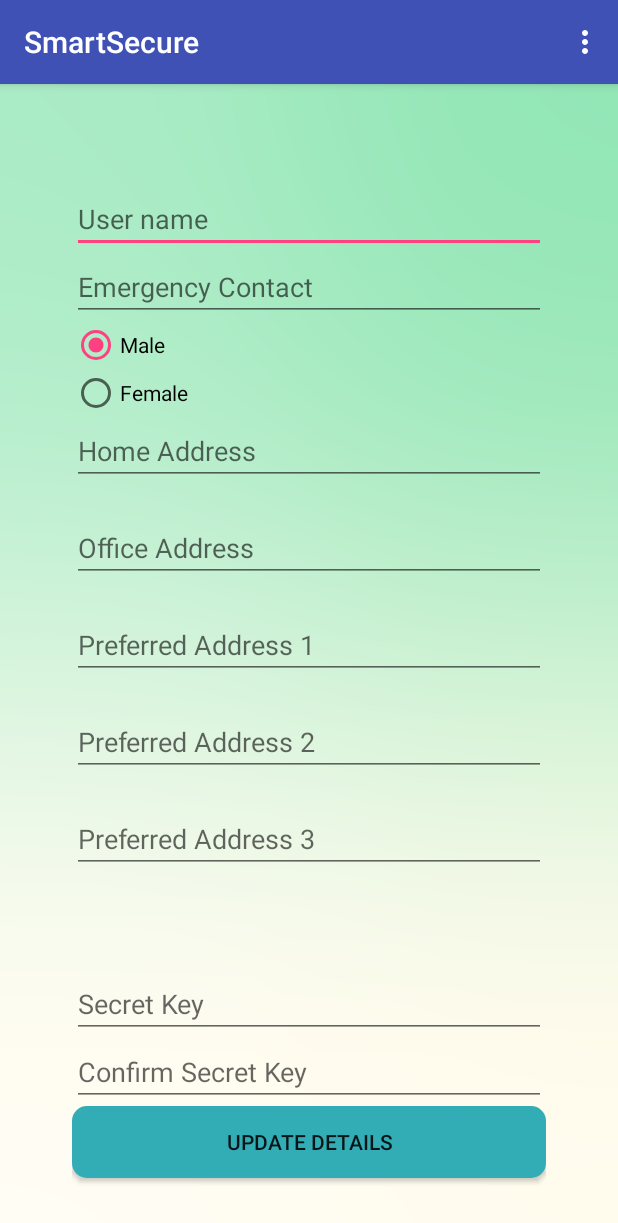
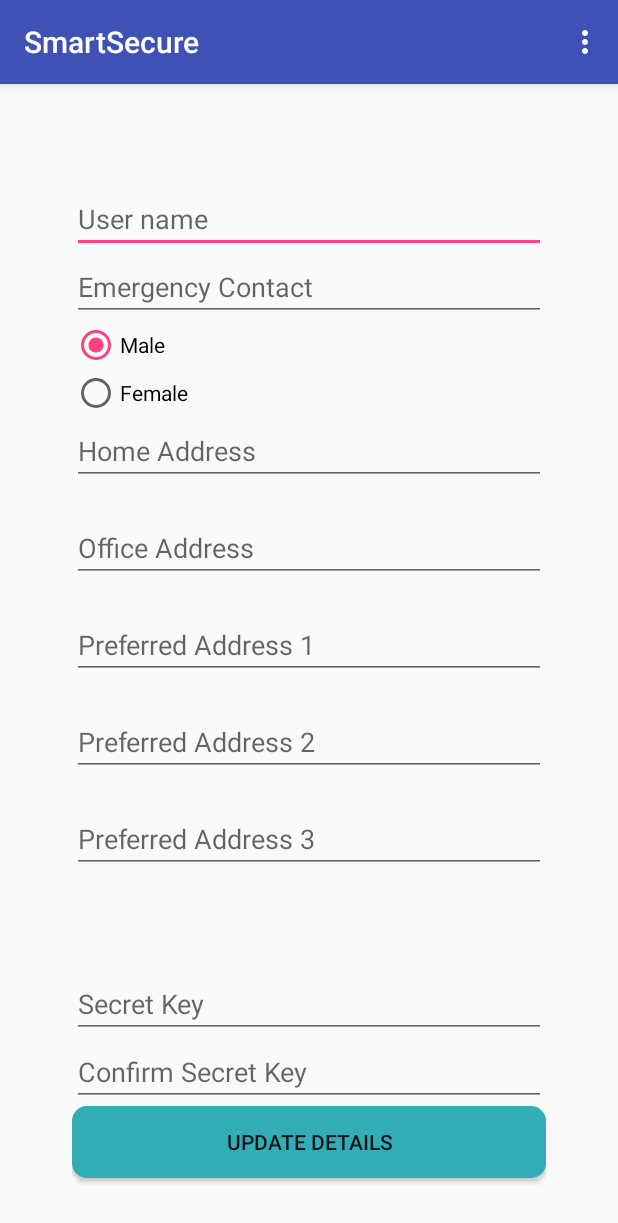
Before and after one commit to mallikakulkarni/SmartSecure, an Android app: the screen it shows after launch (SignUPActivity), on a phone screen of 412 x 824 dp. Shown: the top 1223 px of the screen. Run offline under Robolectric (Android 15) with nearby library versions, the phone set to English and light mode, and no system bars.

Commit message:
Removed background image

```diff
--- a/AndroidService/app/src/main/res/layout/activity_main.xml
+++ b/AndroidService/app/src/main/res/layout/activity_main.xml
@@ -7,9 +7,7 @@
     android:paddingBottom="@dimen/activity_vertical_margin"
     android:paddingLeft="@dimen/activity_horizontal_margin"
     android:paddingRight="@dimen/activity_horizontal_margin"
-    android:paddingTop="@dimen/activity_vertical_margin"
-    android:background="@drawable/tumblr_nknmvuaxa41tf8vylo1_1280"
-    tools:context=".MonitoringActivity">
+    android:paddingTop="@dimen/activity_vertical_margin">
     <Button
         android:id="@+id/startAlarm"
         android:layout_width="match_parent"
--- a/AndroidService/app/src/main/res/layout/signup.xml
+++ b/AndroidService/app/src/main/res/layout/signup.xml
@@ -8,9 +8,7 @@
     android:paddingBottom="@dimen/activity_vertical_margin"
     android:paddingLeft="@dimen/activity_horizontal_margin"
     android:paddingRight="@dimen/activity_horizontal_margin"
-    android:paddingTop="@dimen/activity_vertical_margin"
-    android:background="@drawable/tumblr_nknmvuaxa41tf8vylo1_1280"
-    tools:context=".SignUPActivity">
+    android:paddingTop="@dimen/activity_vertical_margin">
 
     <ScrollView xmlns:android="http://schemas.android.com/apk/res/android"
         android:layout_width="fill_parent"
```
